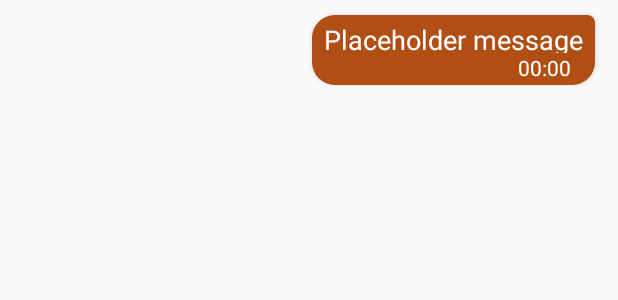
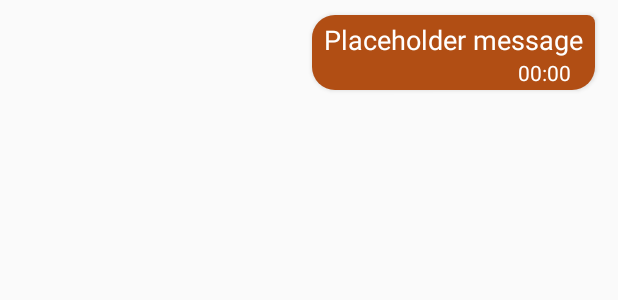
Before and after one commit to TryLuthfi/IMA, an Android app: the layout chat_pesan.xml on its own in the app's theme, with its tools: preview values and no code run, on a phone screen of 412 x 824 dp. Shown: the top 300 px of the screen. Run offline under Robolectric (Android 15) with nearby library versions, the phone set to English and light mode, and no system bars; network calls fail.

Commit message:
cleaning chat UI

```diff
--- a/app/src/main/res/drawable/kirim.xml
+++ b/app/src/main/res/drawable/kirim.xml
@@ -4,6 +4,6 @@
     android:viewportWidth="24"
     android:viewportHeight="24">
   <path
-      android:fillColor="#442b2d"
+      android:fillColor="#b14e14"
       android:pathData="M2.01,21L23,12 2.01,3 2,10l15,2 -15,2z"/>
 </vector>
--- a/app/src/main/res/layout/chat_pesan.xml
+++ b/app/src/main/res/layout/chat_pesan.xml
@@ -60,9 +60,9 @@
         android:layout_width="match_parent"
         android:layout_height="wrap_content"
         android:clipToPadding="false"
+        android:paddingVertical="10dp"
         android:paddingLeft="60dp"
         android:paddingRight="15dp"
-        android:paddingVertical="10dp"
         app:layout_constraintEnd_toEndOf="parent"
         app:layout_constraintStart_toStartOf="parent"
         app:layout_constraintTop_toTopOf="parent">
@@ -79,7 +79,7 @@
             <TextView
                 android:id="@+id/pesan_user_chat"
                 android:layout_width="wrap_content"
-                android:layout_height="21dp"
+                android:layout_height="wrap_content"
                 android:layout_alignParentRight="false"
                 android:layout_marginTop="4dp"
                 android:padding="0dp"
--- a/app/src/main/res/values/colors.xml
+++ b/app/src/main/res/values/colors.xml
@@ -2,7 +2,7 @@
 <resources>
     <color name="colorPrimary">#008577</color>
     <color name="colorPrimaryDark">#00574B</color>
-    <color name="colorAccent">#442c2e</color>
+    <color name="colorAccent">#b14e14</color>
     <color name="textColorPrimary">#442c2e</color>
     <color name="backgroundColor">#ffffff</color>
     <color name="productGridBackgroundColor">#FFFBFA</color>
```
Also changed, not shown: app/src/main/java/indonesia/ima/com/ima/LoginActivity.java (+9 -6 lines).
